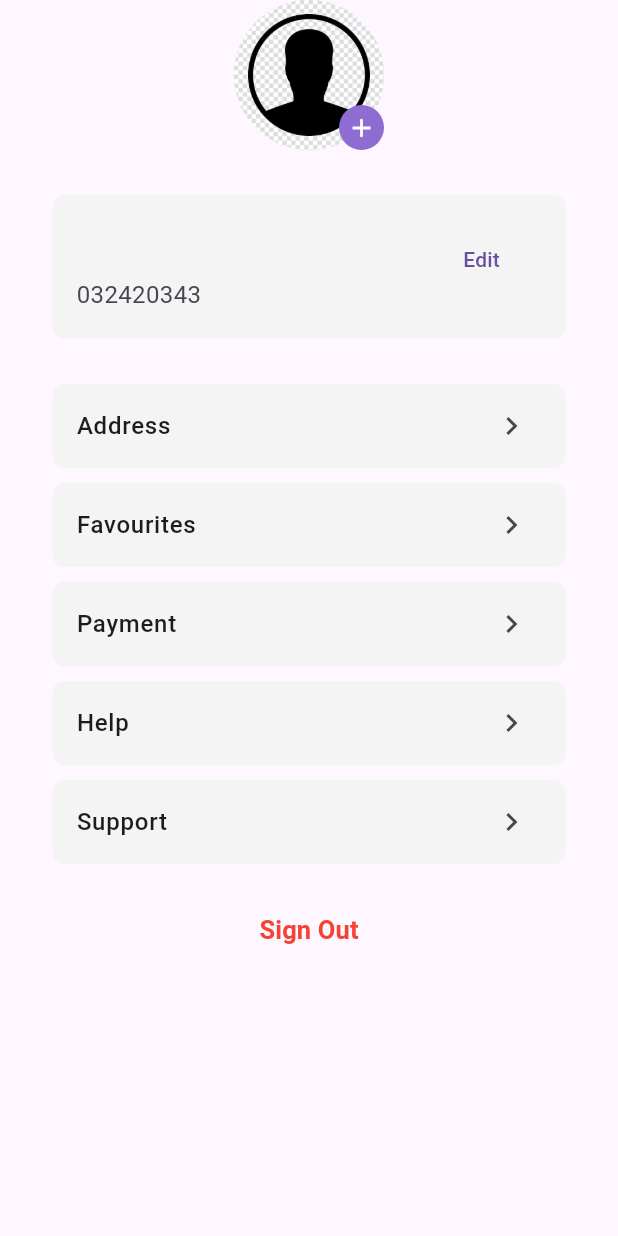
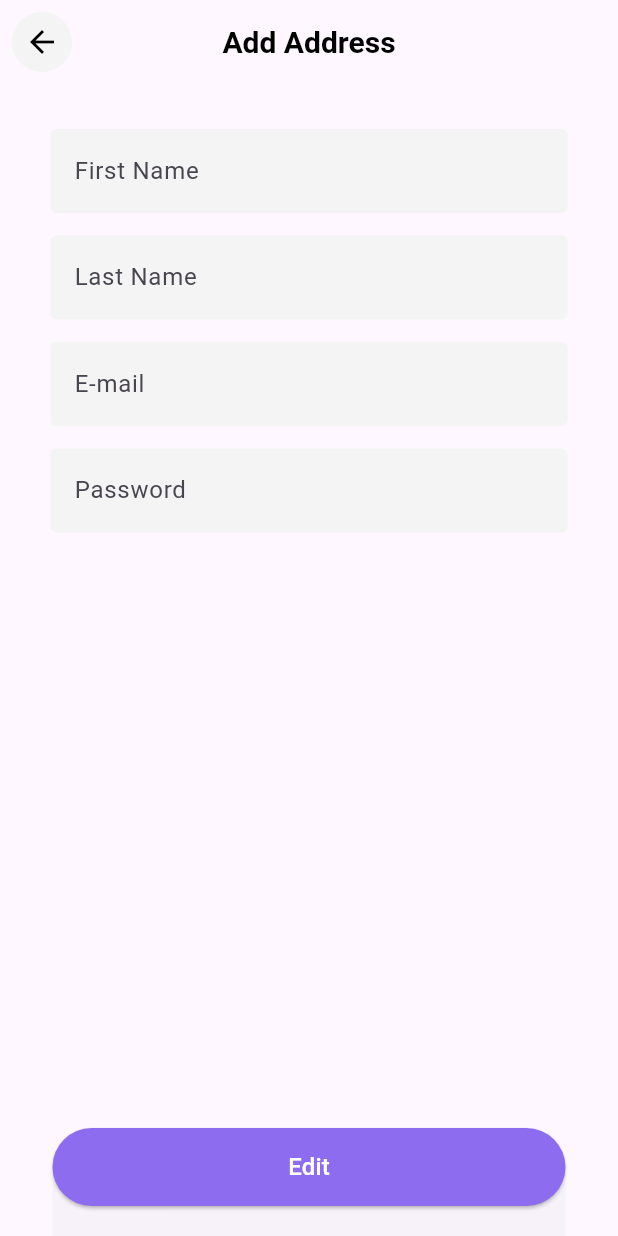
Before and after one commit to elmir01/ecommerce_app, a Flutter app: the SettingsScreen screen opened directly, after a tap on "Edit", on a phone screen of 412 x 824 dp. Run offline on Flutter 3.47's test engine with Material 3 defaults, Android fonts, the phone set to English and light mode, and no system bars; our stand-ins replace carousel_slider, flutter_riverpod, flutter_screenutil, get_it, image_cropper, image_picker and 4 more; missing offline and left inert: dart:ffi; accounts and stored records are empty.

Commit message:
first-commit

```diff
--- a/lib/main.dart
+++ b/lib/main.dart
@@ -6,8 +6,9 @@ import 'package:flutter_screenutil/flutter_screenutil.dart';
 
 
 
-void main() {
+Future<void> main() async{
   WidgetsFlutterBinding.ensureInitialized();
+
   runApp(ProviderScope(child: const MyApp()));
 }
 
--- a/lib/viewmodels/get_user_viewmodel.dart
+++ b/lib/viewmodels/get_user_viewmodel.dart
@@ -15,27 +15,31 @@ class GetUserViewModel extends ChangeNotifier {
   User? user;
   var picker = ImagePicker();
   File? fileImage;
+
   notifyListeners();
+
 
   Future<void> loadUser() async {
     SharedPreferences prefs = await SharedPreferences.getInstance();
     int? userId = prefs.getInt('user_id');
     if (userId != null) {
-      User? user = await db.getUserById(userId);
-      if (user != null) {
-
-          user = user;
-          fileImage = user.imagePath != null ? File(user.imagePath!) : null;
-notifyListeners();
+      User? fetchedUser = await db.getUserById(userId);
+      if (fetchedUser != null) {
+        user = fetchedUser;
+        fileImage = fetchedUser.imagePath != null ? File(fetchedUser.imagePath!) : null;
+        notifyListeners();
       } else {
         print("User not found.");
+        user = null; // Ensure user is set to null if not found
         notifyListeners();
       }
     } else {
       print("User ID not found in SharedPreferences.");
+      user = null; // Ensure user is set to null if user ID is not found
       notifyListeners();
     }
   }
+
   Future<void> saveImageToDatabase(String imagePath) async {
     SharedPreferences prefs = await SharedPreferences.getInstance();
     int? userId = prefs.getInt('user_id');
@@ -47,8 +51,6 @@ notifyListeners();
   Future<void> logOut(BuildContext context) async {
     SharedPreferences prefs = await SharedPreferences.getInstance();
     await prefs.remove('user_id');  // Remove the saved user ID
-
-    // Navigate to the login screen (replace `LoginScreen` with your actual login screen)
     Navigator.pushReplacement(
       context,
       MaterialPageRoute(builder: (context) => LoginScreen()),
@@ -100,13 +102,20 @@ notifyListeners();
       notifyListeners();
     }
   }
-  Future<void> deleteImage(BuildContext context) async{
+  Future<void> deleteImage(BuildContext context) async {
     SharedPreferences prefs = await SharedPreferences.getInstance();
     int? userId = prefs.getInt('user_id');
-    await db.deleteProfileImage(userId!);
-    ScaffoldMessenger.of(context).showSnackBar(
-      SnackBar(content: Text('Image deleted')),
-    );
-    notifyListeners();
+
+    if (userId != null) {
+      await db.deleteProfileImage(userId);
+
+
+        fileImage = null;  // Şəkil referansını sıfırlayın
+notifyListeners();
+
+      ScaffoldMessenger.of(context).showSnackBar(
+        SnackBar(content: Text('Image deleted')),
+      );
+    }
   }
 }
--- /dev/null
+++ b/lib/views/settings/edit_user_screen.dart
@@ -0,0 +1,116 @@
+import 'package:flutter/cupertino.dart';
+import 'package:flutter/material.dart';
+import 'package:flutter_riverpod/flutter_riverpod.dart';
+import 'package:flutter_screenutil/flutter_screenutil.dart';
+import 'package:shared_preferences/shared_preferences.dart';
+
+import '../../data/db_helper.dart';
+import '../../models/user.dart';
+import '../../widgets/appbar_back_button.dart';
+import '../../widgets/custom_button.dart';
+import '../../widgets/custom_textfield.dart';
+
+class EditUserScreen extends ConsumerStatefulWidget {
+User user;
+   EditUserScreen({super.key,required this.user});
+
+  @override
+  ConsumerState createState() => _EditUserScreenState();
+}
+
+class _EditUserScreenState extends ConsumerState<EditUserScreen> {
+  TextEditingController firstNameController = TextEditingController();
+  TextEditingController lastNameController = TextEditingController();
+  TextEditingController emailController = TextEditingController();
+  TextEditingController passwordController = TextEditingController();
+  final DatabaseHelper _databaseHelper = DatabaseHelper();
+  @override
+  void initState() {
+    super.initState();
+    final user = widget.user;
+    firstNameController = TextEditingController(text: user.firstName);
+    lastNameController = TextEditingController(text: user.lastName);
+    emailController = TextEditingController(text: user.email);
+    passwordController = TextEditingController(text: user.password);
+  }
+  void _updateAddress() async {
+
+    final updatedAddress = User(
+      id: widget.user.id,
+      firstName: firstNameController.text,
+      lastName: lastNameController.text,
+      email: emailController.text,
+      password: passwordController.text,
+    );
+
+    await _databaseHelper.updateUser(updatedAddress);
+
+    Navigator.pop(context,true); // geri qayıdın
+  }
+  @override
+  Widget build(BuildContext context) {
+    return Scaffold(
+      appBar: AppBar(
+        title: Text(
+          'Add Address',
+          style: TextStyle(fontWeight: FontWeight.bold),
+        ),
+        leading: AppBarBackButton(),
+      ),
+      body: IntrinsicWidth(
+        stepWidth: double.infinity,
+        child: Column(
+          children: [
+            SizedBox(
+              height: 30.sp,
+            ),
+            CustomTextfield(
+              controller: firstNameController,
+              text: Text('First Name'),
+            ),
+            SizedBox(
+              height: 15.sp,
+            ),
+            CustomTextfield(
+              controller: lastNameController,
+              text: Text('Last Name'),
+            ),
+            SizedBox(
+              height: 15.sp,
+            ),
+            CustomTextfield(
+              controller: emailController,
+              text: Text('E-mail'),
+            ),
+            SizedBox(
+              height: 15.sp,
+            ),
+            CustomTextfield(
+              controller: passwordController,
+              text: Text('Password'),
+            ),
+          ],
+        ),
+      ),
+      bottomSheet: Padding(
+        padding: const EdgeInsets.only(bottom: 20),
+        child: CustomButton(
+          text: 'Edit',
+          onPressed: _updateAddress,
+          width: 342.sp,
+          height: 52.sp,
+        ),
+      ),
+      // bottomNavigationBar: Padding(
+      //   padding: const EdgeInsets.all(8.0),
+      //   child: CustomButton(
+      //     text: 'Save',
+      //     onPressed: () {},
+      //     width: 342.sp,
+      //     height: 52.sp,
+      //   ),
+      //
+      // ),
+    );
+  }
+}
--- a/lib/views/settings/settings_screen.dart
+++ b/lib/views/settings/settings_screen.dart
@@ -10,6 +10,7 @@ import 'package:flutter/material.dart';
 import 'package:flutter/src/widgets/framework.dart';
 import 'package:flutter_riverpod/flutter_riverpod.dart';
 import 'package:flutter_screenutil/flutter_screenutil.dart';
+import 'package:get_it/get_it.dart';
 import 'package:image_cropper/image_cropper.dart';
 import 'package:image_picker/image_picker.dart';
 import 'package:permission_handler/permission_handler.dart';
@@ -18,6 +19,8 @@ import 'package:shared_preferences/shared_preferences.dart';
 import '../../data/db_helper.dart';
 import '../../models/user.dart';
 import '../auth/login_screen.dart';
+import 'edit_user_screen.dart';
+
 class SettingsScreen extends ConsumerStatefulWidget {
   const SettingsScreen({super.key});
 
@@ -27,99 +30,17 @@ class SettingsScreen extends ConsumerStatefulWidget {
 
 class _SettingsScreenState extends ConsumerState<SettingsScreen> {
   TextStyle style = TextStyle(fontWeight: FontWeight.w500, fontSize: 16.sp);
-  // final db = DatabaseHelper();
-  // User? _user;
-  // var picker = ImagePicker();
-  // File? fileImage;
-  // void initState() {
-  //   super.initState();
-  //   _loadUser();
-  // }
-  // Future<void> _loadUser() async {
-  //   SharedPreferences prefs = await SharedPreferences.getInstance();
-  //   int? userId = prefs.getInt('user_id');
-  //   if (userId != null) {
-  //     User? user = await db.getUserById(userId);
-  //     if (user != null) {
-  //       setState(() {
-  //         _user = user;
-  //         fileImage = user.imagePath != null ? File(user.imagePath!) : null;
-  //       });
-  //     } else {
-  //       print("User not found.");
-  //     }
-  //   } else {
-  //     print("User ID not found in SharedPreferences.");
-  //   }
-  // }
-  // Future<void> _saveImageToDatabase(String imagePath) async {
-  //   SharedPreferences prefs = await SharedPreferences.getInstance();
-  //   int? userId = prefs.getInt('user_id');
-  //   if (userId != null) {
-  //     await db.updateProfileImage(userId, imagePath);
-  //   }
-  // }
-  // Future<void> logOut(BuildContext context) async {
-  //   SharedPreferences prefs = await SharedPreferences.getInstance();
-  //   await prefs.remove('user_id');  // Remove the saved user ID
-  //
-  //   // Navigate to the login screen (replace `LoginScreen` with your actual login screen)
-  //   Navigator.pushReplacement(
-  //     context,
-  //     MaterialPageRoute(builder: (context) => LoginScreen()),
-  //   );
-  // }
-  //
-  //
-  // Future<void> imageFromCamera() async {
-  //   final image = await picker.pickImage(
-  //     source: ImageSource.camera,
-  //     imageQuality: 50,
-  //   );
-  //   if (image != null) {
-  //     await cropImageFile(File(image.path));
-  //   }
-  // }
-  //
-  // Future<void> imageFromGallery() async {
-  //   final image = await picker.pickImage(
-  //     source: ImageSource.gallery,
-  //     imageQuality: 50,
-  //   );
-  //   if (image != null) {
-  //     await cropImageFile(File(image.path));
-  //   }
-  // }
-  //
-  // Future<void> cropImageFile(File imageFile) async {
-  //   final croppedImage = await ImageCropper().cropImage(
-  //     sourcePath: imageFile.path,
-  //     uiSettings: [
-  //       AndroidUiSettings(
-  //         toolbarTitle: 'Cropper',
-  //         toolbarColor: Colors.deepOrange,
-  //         toolbarWidgetColor: Colors.white,
-  //         initAspectRatio: CropAspectRatioPreset.square,
-  //         lockAspectRatio: false,
-  //       ),
-  //     ],
-  //   );
-  //
-  //   if (croppedImage != null) {
-  //     setState(() {
-  //       fileImage = File(croppedImage.path);
-  //     });
-  //     await _saveImageToDatabase(croppedImage.path); // Şəkil yolunu SQLite-a əlavə edin
-  //   }
-  // }
+
   void initState() {
     super.initState();
-   ref.read(getUserViewModel).loadUser();
+    ref.read(getUserViewModel).loadUser();
+// _loadUser();
   }
 
   @override
   Widget build(BuildContext context) {
-
+    final userViewModel = ref.watch(getUserViewModel);
+    print(ref.watch(getUserViewModel).user!.firstName);
     return Scaffold(
       body: SingleChildScrollView(
         child: IntrinsicWidth(
@@ -130,23 +51,22 @@ class _SettingsScreenState extends ConsumerState<SettingsScreen> {
                 children: [
                   CircleAvatar(
                     radius: 50,
-                    backgroundImage: ref.read(getUserViewModel).fileImage == null
+                    backgroundImage: userViewModel.fileImage == null
                         ? AssetImage('assets/person.jpg')
-                        : Image.file(ref.read(getUserViewModel).fileImage!).image,
+                        : Image.file(userViewModel.fileImage!).image,
                   ),
                   Positioned(
                     bottom: 0,
                     right: 0,
                     child: InkWell(
-                      onTap: () async{
+                      onTap: () async {
                         Map<Permission, PermissionStatus> status = await [
-                        Permission.storage,
-                            Permission.camera,
+                          Permission.storage,
+                          Permission.camera,
                         ].request();
-
                         showModalBottomSheet(
-                        context: context,
-                        builder: _buildBottomSheet,
+                          context: context,
+                          builder: _buildBottomSheet,
                         );
                         print('object');
                       },
@@ -174,17 +94,30 @@ class _SettingsScreenState extends ConsumerState<SettingsScreen> {
                 height: 96.sp,
                 child: ListTile(
                   title: Text(
-                    '${ref.read(getUserViewModel).user?.firstName}',
+                    '${userViewModel.user?.firstName ?? 'a'}',
                     style: TextStyle(fontWeight: FontWeight.bold),
                   ),
                   subtitle: Text(
-                    '${ref.read(getUserViewModel).user?.email}\n032420343',
+                    '${userViewModel.user?.email ?? 'a'}\n032420343',
                     style: TextStyle(
                       fontSize: 16.sp,
                     ),
                   ),
                   trailing: TextButton(
-                    onPressed: () {},
+                    onPressed: () {
+                      Navigator.push(
+                        context,
+                        CupertinoPageRoute(
+                          builder: (context) => EditUserScreen(user: userViewModel.user!,),
+                        ),
+                      ).then(
+                        (value) {
+                          if(value==true){
+                            ref.read(getUserViewModel).loadUser();
+                          }
+                        }
+                      );
+                    },
                     child: Text('Edit'),
                   ),
                 ),
@@ -198,7 +131,6 @@ class _SettingsScreenState extends ConsumerState<SettingsScreen> {
                 height: 56.sp,
                 child: ListTile(
                   onTap: () {
-
                     Navigator.push(
                       context,
                       CupertinoPageRoute(
@@ -280,7 +212,8 @@ class _SettingsScreenState extends ConsumerState<SettingsScreen> {
               SizedBox(height: 20.sp),
               TextButton(
                 onPressed: () {
-                 ref.watch(getUserViewModel).logOut(context);
+                  ref.read(getUserViewModel).logOut(context);
+                  userViewModel.fileImage = null;
                 },
                 child: Text(
                   'Sign Out',
@@ -297,6 +230,7 @@ class _SettingsScreenState extends ConsumerState<SettingsScreen> {
       ),
     );
   }
+
   Widget _buildBottomSheet(BuildContext context) {
     return Container(
       width: double.infinity,
@@ -308,40 +242,41 @@ class _SettingsScreenState extends ConsumerState<SettingsScreen> {
       child: Column(
         mainAxisAlignment: MainAxisAlignment.spaceEvenly,
         children: [
-          Text('Upload Image'),
           Row(
             mainAxisAlignment: MainAxisAlignment.spaceEvenly,
             children: [
-              ElevatedButton(
+              IconButton(
+                iconSize: 40.sp,
                 onPressed: () {
-                 ref.watch(getUserViewModel).imageFromCamera();
+                  ref.read(getUserViewModel).imageFromCamera();
                   Navigator.pop(context);
                 },
-                child: Text('Camera'),
+                icon: Icon(Icons.camera_alt_rounded),
               ),
-              ElevatedButton(
+              IconButton(
+                iconSize: 40.sp,
                 onPressed: () {
-                  ref.watch(getUserViewModel).imageFromGallery();
+                  ref.read(getUserViewModel).imageFromGallery();
                   Navigator.pop(context);
                 },
-                child: Text('Gallery'),
+                icon: Icon(
+                  Icons.photo_camera_back_outlined,
+                ),
+              ),
+              IconButton(
+                iconSize: 40.sp,
+                onPressed: () async {
+                  await ref.read(getUserViewModel).deleteImage(context);
+                  Navigator.pop(context);
+
+                  print('delete');
+                },
+                icon: Icon(Icons.delete),
               )
             ],
           ),
-          ElevatedButton(
-            onPressed: () async{
-              setState(() {
-                ref.watch(getUserViewModel).deleteImage(context);
-              });
-
-              Navigator.pop(context);
-              print('delete');
-            },
-            child: Text('Delete'),
-          )
         ],
       ),
     );
   }
-
 }
--- a/pubspec.yaml
+++ b/pubspec.yaml
@@ -46,6 +46,7 @@ dependencies:
   image_picker: ^1.1.2
   image_cropper: ^8.0.1
   permission_handler: ^11.3.1
+  get_it: ^7.7.0
 
 
 
```
Also changed, not shown: lib/data/db_helper.dart (+16 -0 lines), lib/views/home/home_screen.dart (+70 -39 lines), pubspec.lock.
